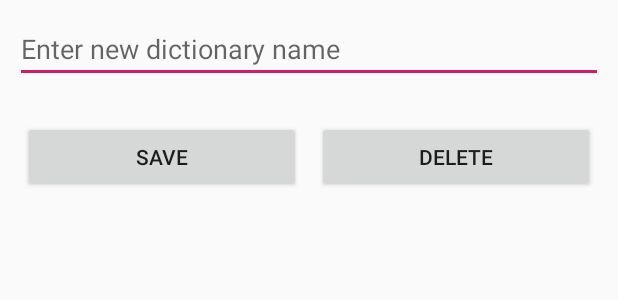
After one commit to olabudzyn/FiszAng, an Android app: the layout option_dictionary_dialog.xml on its own in the app's theme, with its tools: preview values and no code run, on a phone screen of 412 x 824 dp. The commit adds this screen. Shown: the top 300 px of the screen. Run offline under Robolectric (Android 15) with nearby library versions, the phone set to English and light mode, and no system bars.

Commit message:
add/updtae/delete in dictionaries  works

```diff
--- a/app/build.gradle
+++ b/app/build.gradle
@@ -31,7 +31,7 @@ dependencies {
     implementation 'com.android.support:appcompat-v7:28.0.0'
     implementation 'com.android.support.constraint:constraint-layout:1.1.3'
     implementation 'com.google.firebase:firebase-auth:17.0.0'
-    implementation 'com.google.firebase:firebase-database:16.0.4'
+    implementation 'com.google.firebase:firebase-database:17.0.0'
     implementation 'com.android.support:design:28.0.0'
     testImplementation 'junit:junit:4.12'
     androidTestImplementation 'com.android.support.test:runner:1.0.2'
--- a/app/src/main/AndroidManifest.xml
+++ b/app/src/main/AndroidManifest.xml
@@ -13,7 +13,7 @@
         android:roundIcon="@mipmap/ic_launcher_round"
         android:supportsRtl="true"
         android:theme="@style/AppTheme">
-
+        <activity android:name=".DictionaryElementActivity"></activity>
         <activity android:name=".MainActivity">
             <intent-filter>
                 <action android:name="android.intent.action.MAIN" />
@@ -25,7 +25,7 @@
         <activity android:name=".ImageTranslatorActivity" />
         <activity android:name=".LiveTranslatorAcitivity" />
         <activity android:name=".TranslateActivity" />
-        <activity android:name=".RegisterActivity"/>
+        <activity android:name=".RegisterActivity" />
         <activity android:name=".MainMenuActivity" />
 
         <meta-data
--- /dev/null
+++ b/app/src/main/res/layout/option_dictionary_dialog.xml
@@ -0,0 +1,44 @@
+<?xml version="1.0" encoding="utf-8"?>
+<LinearLayout
+    xmlns:android="http://schemas.android.com/apk/res/android"
+    android:layout_width="match_parent"
+    android:orientation="vertical"
+    android:gravity="center_horizontal"
+    android:layout_height="match_parent">
+
+    <EditText
+        android:layout_margin="10dp"
+        android:id="@+id/editTextUpdateDictionary"
+        android:inputType="text"
+        android:hint="Enter new dictionary name"
+        android:layout_width="match_parent"
+        android:layout_height="wrap_content" />
+
+
+    <LinearLayout
+        android:layout_margin="10dp"
+        android:layout_width="match_parent"
+        android:layout_height="wrap_content"
+        android:layout_gravity="center"
+        android:orientation="horizontal"
+        android:weightSum="1.0">
+
+        <Button
+            android:id="@+id/buttonSaveUpdateDictionary"
+            android:layout_width="match_parent"
+            android:layout_height="wrap_content"
+            android:layout_margin="5dp"
+            android:layout_weight="0.5"
+            android:text="Save" />
+
+        <Button
+            android:id="@+id/deleteDictionary"
+            android:layout_width="match_parent"
+            android:layout_height="wrap_content"
+            android:layout_margin="5dp"
+            android:layout_weight="0.5"
+            android:text="Delete" />
+
+    </LinearLayout>
+
+</LinearLayout>
```
Also changed, not shown: app/src/main/java/com/budzynska/fiszang/DictionaryActivity.java (+90 -7 lines), app/src/main/java/com/budzynska/fiszang/DictionaryElementActivity.java (added, +219 -0 lines), app/src/main/java/com/budzynska/fiszang/MainMenuActivity.java (+4 -3 lines), app/src/main/res/layout/activity_dictionary_element.xml (added, +34 -0 lines), app/src/main/res/layout/add_words_dialog.xml (added, +33 -0 lines), app/src/main/res/layout/option_dictionary_element_dialog.xml (added, +51 -0 lines).
